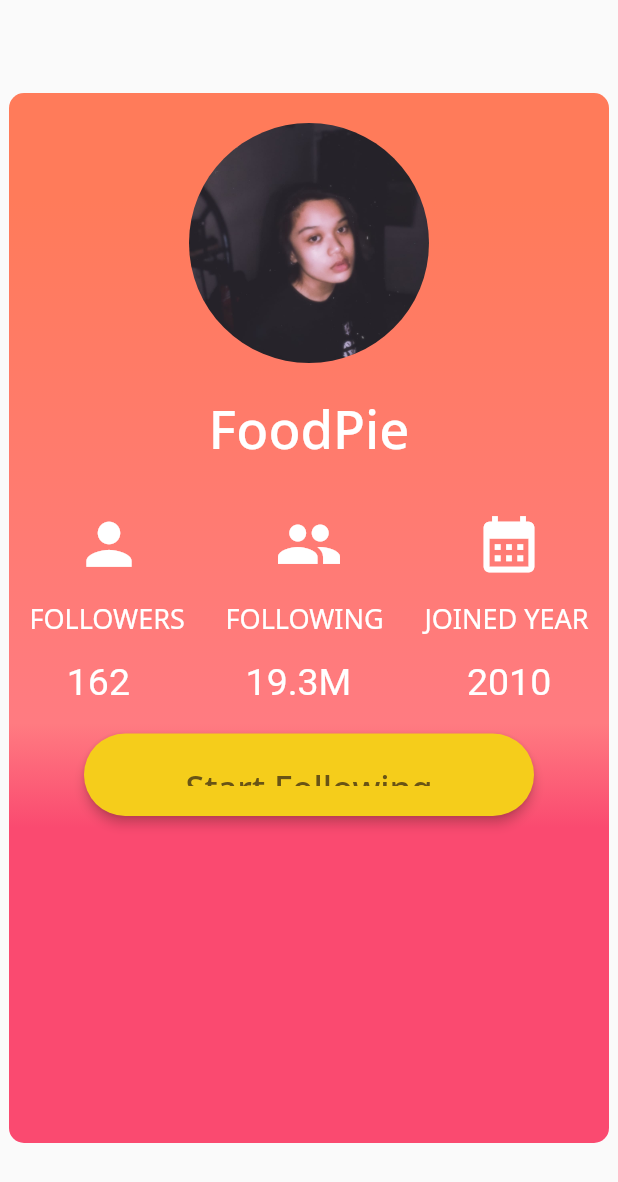
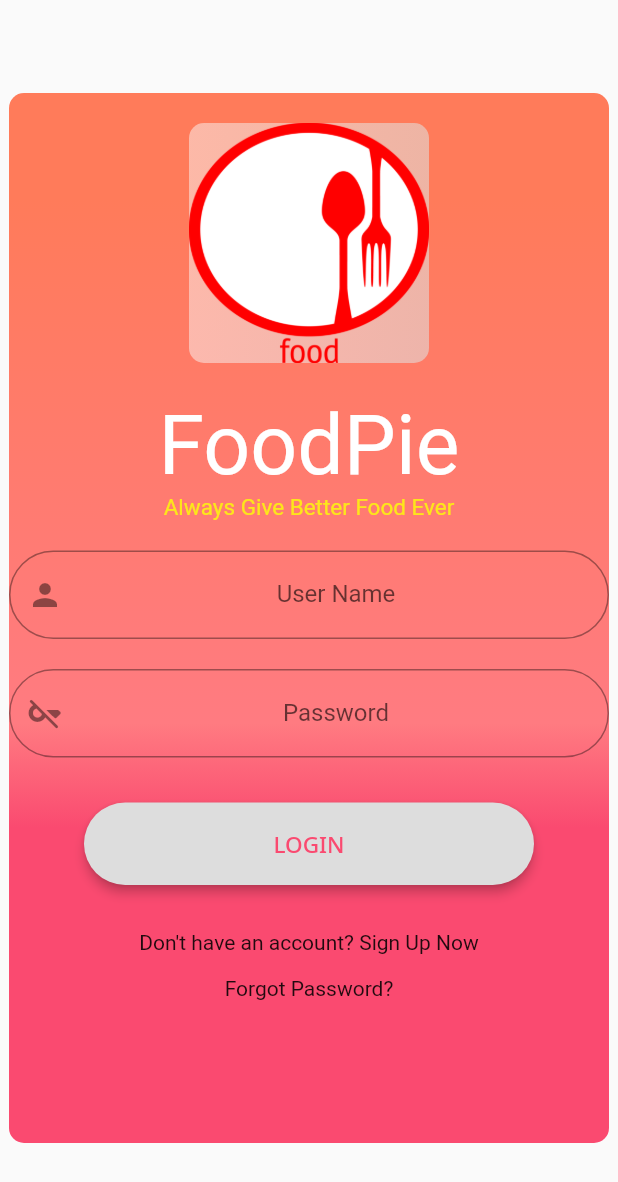
Before and after one commit to theamgri/itelective-5, a Flutter app: the screen it shows after launch, on a phone screen of 412 x 824 dp. Shown: the top 1182 px of the screen. Run offline on Flutter 3.47's test engine with Material 2 defaults, Android fonts, the phone set to English and light mode, and no system bars.

Commit message:
new update

```diff
--- a/lib/main.dart
+++ b/lib/main.dart
@@ -106,106 +106,84 @@ class _MyHomePageState extends State<MyHomePage> {
                   width: 160,
                   height: 160,
                   decoration: BoxDecoration(
-                    shape: BoxShape.circle,
+                    borderRadius: BorderRadius.all(
+                      Radius.circular(10),
+                    ),
+                    gradient: new LinearGradient(
+                      colors: [
+                        Color.fromARGB(126, 250, 248, 247),
+                        Color.fromARGB(117, 217, 248, 252)
+                      ],
+                    ),
                     image: DecorationImage(
-                        image: AssetImage('assets/image.jpg'),
+                        image: AssetImage(
+                          'assets/image.png',
+                        ),
                         fit: BoxFit.fill),
                   ),
                 ),
                 Padding(padding: EdgeInsets.only(top: 20)),
                 Container(
-                  child: Text(
-                    'FoodPie',
-                    style: TextStyle(
-                      fontFamily: 'NotoSans',
-                      fontWeight: FontWeight.w500,
-                      fontSize: 35,
-                      color: Color.fromARGB(255, 255, 255, 255),
-                    ),
-                  ),
-                ),
-                Container(
-                  padding: EdgeInsets.all(15.0),
+                  padding: EdgeInsets.all(1.0),
                 ),
                 Column(
                     mainAxisAlignment: MainAxisAlignment.spaceAround,
                     crossAxisAlignment: CrossAxisAlignment.center,
                     children: [
-                      Row(
-                        mainAxisAlignment: MainAxisAlignment.spaceAround,
-                        children: [
-                          Icon(
-                            Icons.person,
-                            size: 45,
-                            color: Color.fromARGB(255, 255, 255, 255),
-                          ),
-                          Icon(
-                            Icons.people,
-                            size: 45,
-                            color: Color.fromARGB(255, 255, 255, 255),
-                          ),
-                          Icon(
-                            Icons.calendar_month,
-                            size: 45,
-                            color: Color.fromARGB(255, 255, 255, 255),
-                          ),
-                        ],
-                      ),
-                      Padding(padding: EdgeInsets.only(bottom: 15)),
+                      Padding(padding: EdgeInsets.only(bottom: 1)),
                       Row(
                           mainAxisAlignment: MainAxisAlignment.spaceAround,
                           children: [
                             Text(
-                              'FOLLOWERS',
+                              'FoodPie',
                               style: TextStyle(
-                                  fontFamily: 'NotoSans',
-                                  fontWeight: FontWeight.w400,
-                                  fontSize: 18,
-                                  color: Color.fromARGB(255, 255, 255, 255)),
-                            ),
-                            Text(
-                              'FOLLOWING',
-                              style: TextStyle(
-                                  fontFamily: 'NotoSans',
-                                  fontWeight: FontWeight.w400,
-                                  fontSize: 18,
-                                  color: Color.fromARGB(255, 255, 255, 255)),
-                            ),
-                            Text(
-                              'JOINED YEAR',
-                              style: TextStyle(
-                                  fontSize: 18,
-                                  fontFamily: 'NotoSans',
-                                  fontWeight: FontWeight.w400,
+                                  fontSize: 55,
                                   color: Color.fromARGB(255, 255, 255, 255)),
                             ),
                           ]),
-                      Padding(padding: EdgeInsets.only(bottom: 15)),
-                      Row(
-                          mainAxisAlignment: MainAxisAlignment.spaceAround,
-                          children: [
-                            Text(
-                              '162',
-                              style: TextStyle(
-                                  fontSize: 25,
-                                  color: Color.fromARGB(255, 255, 255, 255)),
-                            ),
-                            Text(
-                              '19.3M',
-                              style: TextStyle(
-                                  fontSize: 25,
-                                  color: Color.fromARGB(255, 255, 255, 255)),
-                            ),
-                            Text(
-                              '2010',
-                              style: TextStyle(
-                                fontSize: 25,
-                                color: Color.fromARGB(255, 255, 255, 255),
-                              ),
-                            ),
-                          ]),
+                      Text(
+                        'Always Give Better Food Ever',
+                        style: TextStyle(
+                            fontSize: 15,
+                            color: Color.fromARGB(255, 253, 230, 26)),
+                      ),
                     ]),
                 Padding(padding: EdgeInsets.all(10)),
+                Column(
+                  mainAxisAlignment: MainAxisAlignment.spaceAround,
+                  crossAxisAlignment: CrossAxisAlignment.center,
+                  children: [
+                    TextField(
+                        decoration: InputDecoration(
+                      prefixIcon: Icon(Icons.person),
+                      border: OutlineInputBorder(
+                        borderRadius: BorderRadius.all(
+                          Radius.circular(30),
+                        ),
+                      ),
+                      label: const Center(
+                        child: Text("User Name"),
+                      ),
+                    )),
+                    Padding(padding: EdgeInsets.only(bottom: 20)),
+                    TextField(
+                        style: TextStyle(),
+                        textAlign: TextAlign.left,
+                        obscureText: true,
+                        decoration: InputDecoration(
+                          prefixIcon: Icon(Icons.key_off_rounded),
+                          border: OutlineInputBorder(
+                            borderRadius: BorderRadius.all(
+                              Radius.circular(30),
+                            ),
+                          ),
+                          label: const Center(
+                            child: Text("Password"),
+                          ),
+                        ))
+                  ],
+                ),
+                Padding(padding: EdgeInsets.only(bottom: 30)),
                 Container(
                   child: SizedBox(
                     height: 55, //height of button
@@ -213,24 +191,35 @@ class _MyHomePageState extends State<MyHomePage> {
                     child: ElevatedButton(
                         onPressed: () {},
                         style: ElevatedButton.styleFrom(
-                            primary: Color.fromARGB(255, 245, 205, 27),
+                            primary: Color.fromARGB(255, 221, 221, 221),
                             elevation: 3,
-                            padding: EdgeInsets.all(20),
+                            padding: EdgeInsets.all(10),
                             shape: RoundedRectangleBorder(
                               borderRadius: BorderRadius.circular(50),
                             )),
                         child: const Text(
-                          'Start Following',
+                          'LOGIN',
                           style: TextStyle(
                             fontFamily: 'NotoSans',
                             fontWeight: FontWeight.w500,
-                            fontSize: 23,
-                            color: Color.fromARGB(255, 105, 84, 21),
+                            fontSize: 15,
+                            color: Color.fromARGB(255, 250, 74, 112),
                           ),
                         )),
                   ),
                 ),
+                Padding(padding: EdgeInsets.only(bottom: 30)),
+                Container(
+                  child: Text(
+                    "Don't have an account? Sign Up Now",
+                  ),
+                ),
                 Padding(padding: EdgeInsets.only(bottom: 15)),
+                Container(
+                  child: Text(
+                    "Forgot Password?",
+                  ),
+                ),
               ]),
         ),
       ),
--- a/pubspec.yaml
+++ b/pubspec.yaml
@@ -69,7 +69,7 @@ flutter:
 
   uses-material-design: true
   assets:
-    - assets/image.jpg
+    - assets/image.png
   #   - images/a_dot_burr.jpeg
   #   - images/a_dot_ham.jpeg
 
```
Also changed, not shown: assets/image.jpg (deleted), assets/image.png (added).
